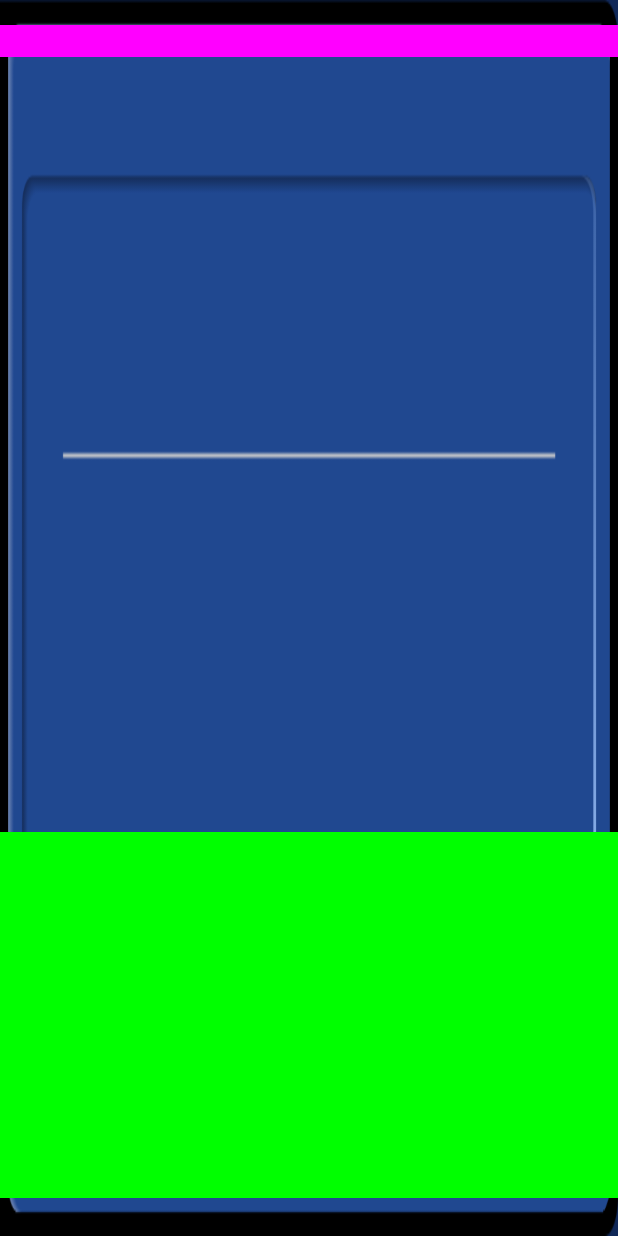
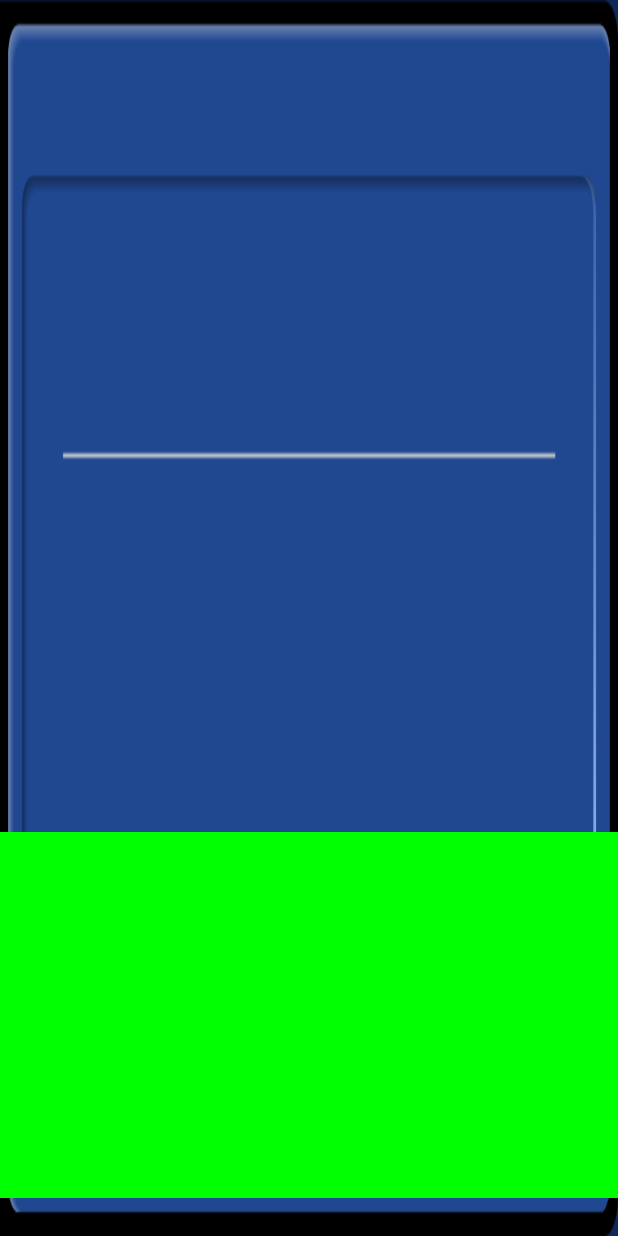
Before and after one commit to deeplin/David, an Android app: the layout incubator_fragment_objective.xml on its own in the app's theme, with its tools: preview values and no code run, on a phone screen of 412 x 824 dp. Run offline under Robolectric (Android 15) with nearby library versions, the phone set to English and light mode, and no system bars.

Commit message:
fragment updated

```diff
--- a/app/src/main/java/com/david/common/ui/AutoAttachFragment.java
+++ b/app/src/main/java/com/david/common/ui/AutoAttachFragment.java
@@ -28,7 +28,6 @@ public abstract class AutoAttachFragment<U extends ViewDataBinding> extends Frag
     @Override
     public void onResume() {
         super.onResume();
-        attach();
     }
 
     @Override
--- /dev/null
+++ b/app/src/main/res/drawable/tab.xml
@@ -0,0 +1,4 @@
+<?xml version="1.0" encoding="utf-8"?>
+<selector xmlns:android="http://schemas.android.com/apk/res/android">
+    <item android:drawable="@drawable/tab_selected" android:state_selected="true" />
+</selector>
--- /dev/null
+++ b/app/src/main/res/drawable/tab_background.xml
@@ -0,0 +1,5 @@
+<?xml version="1.0" encoding="utf-8"?>
+<shape xmlns:android="http://schemas.android.com/apk/res/android">
+    <solid android:color="@color/background" />
+    <corners android:radius="20dp" />
+</shape>
--- /dev/null
+++ b/app/src/main/res/drawable/tab_selected.xml
@@ -0,0 +1,5 @@
+<?xml version="1.0" encoding="utf-8"?>
+<shape xmlns:android="http://schemas.android.com/apk/res/android">
+    <solid android:color="@color/button" />
+    <corners android:radius="20dp" />
+</shape>
--- a/app/src/main/res/layout/incubator_fragment_objective.xml
+++ b/app/src/main/res/layout/incubator_fragment_objective.xml
@@ -10,11 +10,16 @@
 
         <android.support.design.widget.TabLayout
             android:id="@+id/tlObjective"
-            android:layout_width="match_parent"
+            android:layout_width="wrap_content"
             android:layout_height="@dimen/y40"
             android:layout_marginTop="@dimen/y32"
-            android:background="#ff00ff"
-            app:layout_constraintTop_toTopOf="parent" />
+            android:background="@drawable/tab_background"
+            app:layout_constraintLeft_toLeftOf="parent"
+            app:layout_constraintRight_toRightOf="parent"
+            app:layout_constraintTop_toTopOf="parent"
+            app:tabBackground="@drawable/tab"
+            app:tabIndicatorHeight="0dp"
+            app:tabMinWidth="150dp" />
 
         <android.support.v4.view.ViewPager
             android:id="@+id/vpObjective"
```
Also changed, not shown: app/src/main/java/com/david/incubator/ui/main/MainActivity.java (+10 -7 lines), app/src/main/java/com/david/incubator/ui/objective/cabin/ObjectiveFragment.java (+48 -62 lines).
